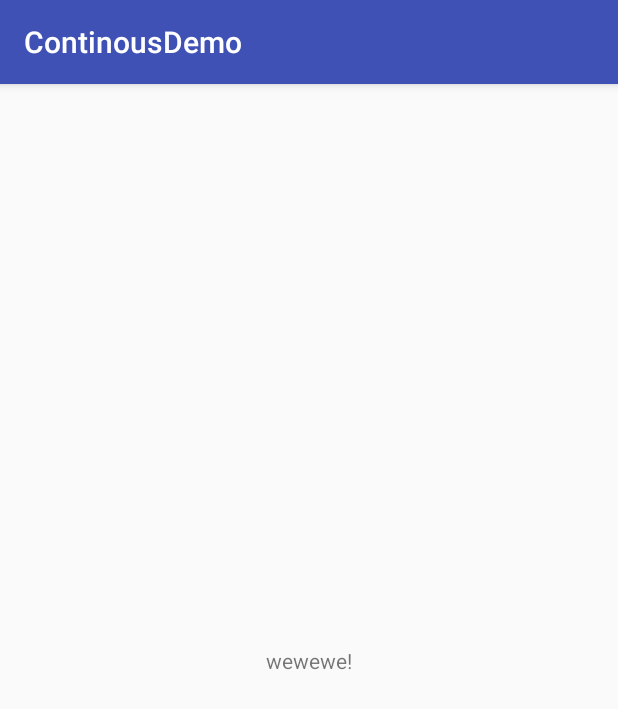
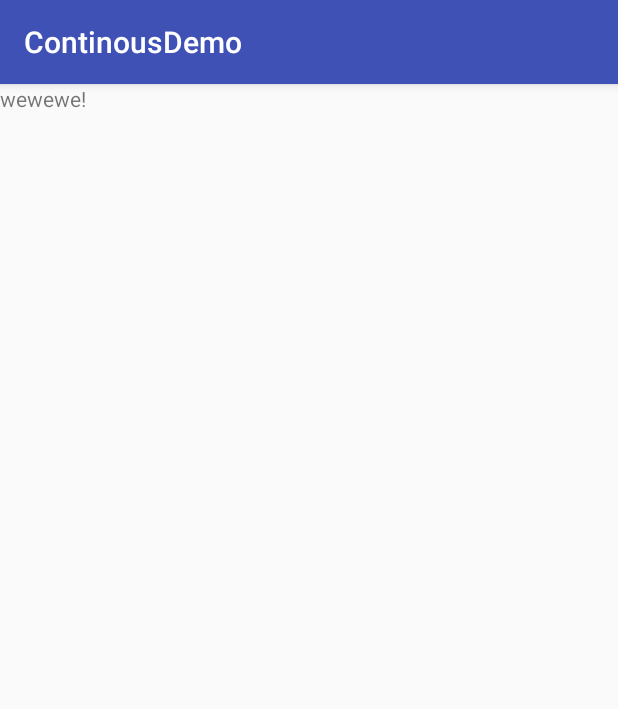
Before and after one commit to sevakkalpesh315/Travis_CI_Demo, an Android app: the screen it shows after launch (MainActivity), on a phone screen of 412 x 824 dp. Shown: the top 709 px of the screen. Run offline under Robolectric (Android 15) with nearby library versions, the phone set to English and light mode, and no system bars.

Commit message:
circle CI

```diff
--- a/app/build.gradle
+++ b/app/build.gradle
@@ -26,7 +26,6 @@ dependencies {
         exclude group: 'com.android.support', module: 'support-annotations'
     })
     compile 'com.android.support:appcompat-v7:26.+'
-    compile 'com.android.support.constraint:constraint-layout:1.0.2'
     testCompile 'junit:junit:4.12'
 }
 
--- a/app/src/main/res/layout/activity_main.xml
+++ b/app/src/main/res/layout/activity_main.xml
@@ -1,5 +1,5 @@
 <?xml version="1.0" encoding="utf-8"?>
-<android.support.constraint.ConstraintLayout xmlns:android="http://schemas.android.com/apk/res/android"
+<RelativeLayout xmlns:android="http://schemas.android.com/apk/res/android"
     xmlns:app="http://schemas.android.com/apk/res-auto"
     xmlns:tools="http://schemas.android.com/tools"
     android:layout_width="match_parent"
@@ -10,9 +10,6 @@
         android:layout_width="wrap_content"
         android:layout_height="wrap_content"
         android:text="wewewe!"
-        app:layout_constraintBottom_toBottomOf="parent"
-        app:layout_constraintLeft_toLeftOf="parent"
-        app:layout_constraintRight_toRightOf="parent"
-        app:layout_constraintTop_toTopOf="parent" />
+        />
 
-</android.support.constraint.ConstraintLayout>
+</RelativeLayout>
```
